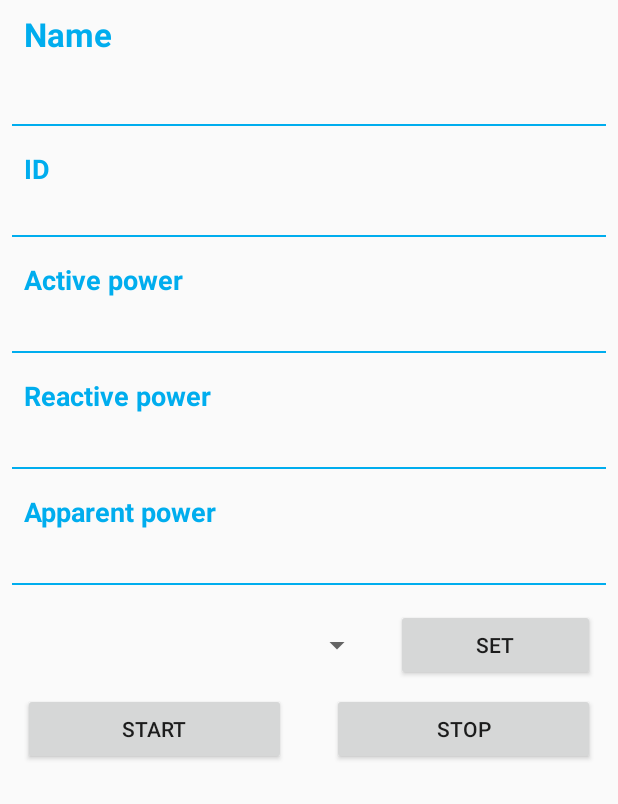
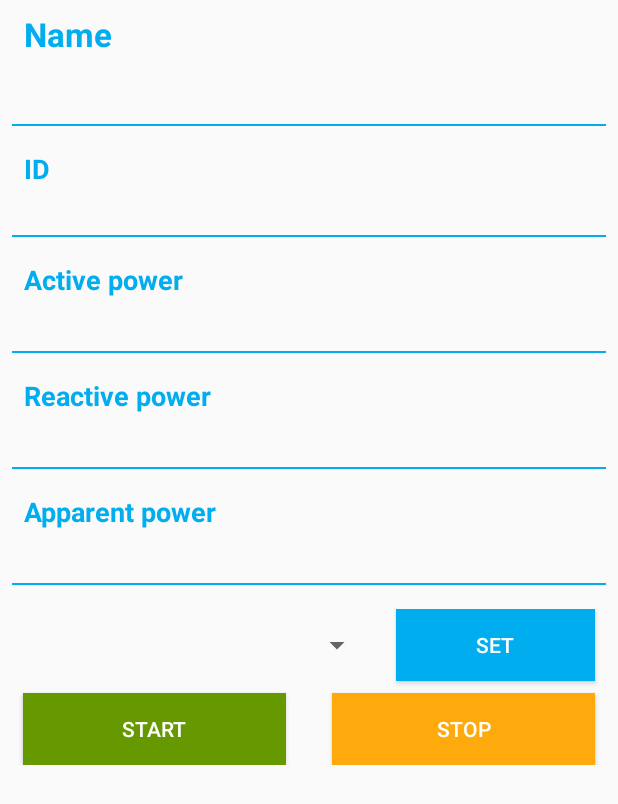
Before and after one commit to TheGrandFenix/SGLab-QR, an Android app: the layout activity_menu.xml on its own in the app's theme, with its tools: preview values and no code run, on a phone screen of 412 x 824 dp. Shown: the top 804 px of the screen. Run offline under Robolectric (Android 15) with nearby library versions, the phone set to English and light mode, and no system bars.

Commit message:
Color buttons

```diff
--- a/app/src/main/res/layout/activity_menu.xml
+++ b/app/src/main/res/layout/activity_menu.xml
@@ -251,8 +251,11 @@
                     android:layout_marginStart="15dp"
                     android:layout_marginEnd="15dp"
                     android:layout_marginBottom="8dp"
+                    android:background="@color/colorSGLabLogo"
                     android:text="Set"
+                    android:textColor="@color/colorWhite"
                     app:layout_constraintBottom_toTopOf="@+id/set_autostop_reference_button"
+                    app:layout_constraintCircleRadius="5dp"
                     app:layout_constraintEnd_toEndOf="parent"
                     app:layout_constraintStart_toEndOf="@+id/active_power_spinner"
                     app:layout_constraintTop_toTopOf="parent" />
@@ -263,7 +266,9 @@
                     android:layout_height="wrap_content"
                     android:layout_marginStart="15dp"
                     android:layout_marginEnd="15dp"
+                    android:background="@android:color/holo_green_dark"
                     android:text="Start"
+                    android:textColor="@color/colorWhite"
                     app:layout_constraintBottom_toBottomOf="parent"
                     app:layout_constraintEnd_toStartOf="@+id/set_autostop_reference_button"
                     app:layout_constraintStart_toStartOf="parent" />
@@ -274,7 +279,9 @@
                     android:layout_height="wrap_content"
                     android:layout_marginStart="15dp"
                     android:layout_marginEnd="15dp"
+                    android:background="?android:attr/colorPressedHighlight"
                     android:text="Stop"
+                    android:textColor="@color/colorWhite"
                     app:layout_constraintBottom_toBottomOf="parent"
                     app:layout_constraintEnd_toEndOf="parent"
                     app:layout_constraintStart_toEndOf="@+id/set_autostart_reference_button" />
```
